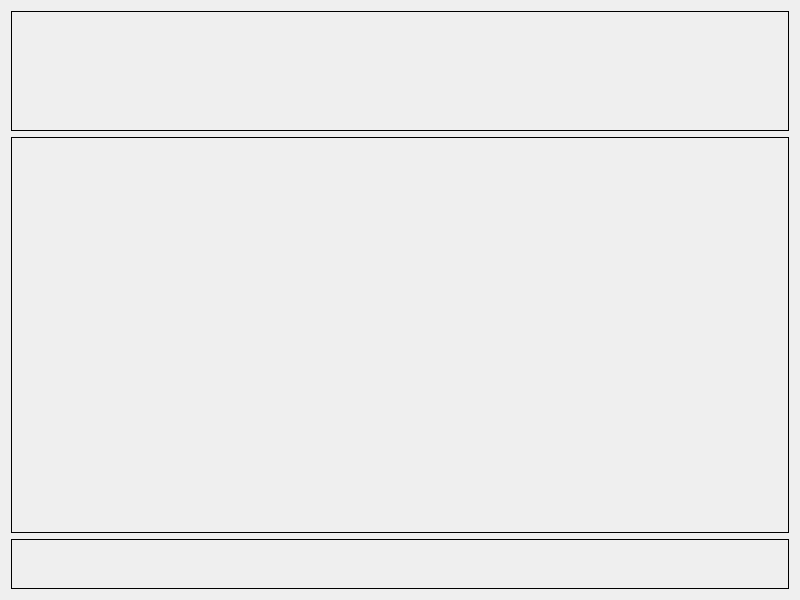
NiroSugir/LibraryManagementSystem, file LibraryManagementSystem/application.ui: the form before one commit.
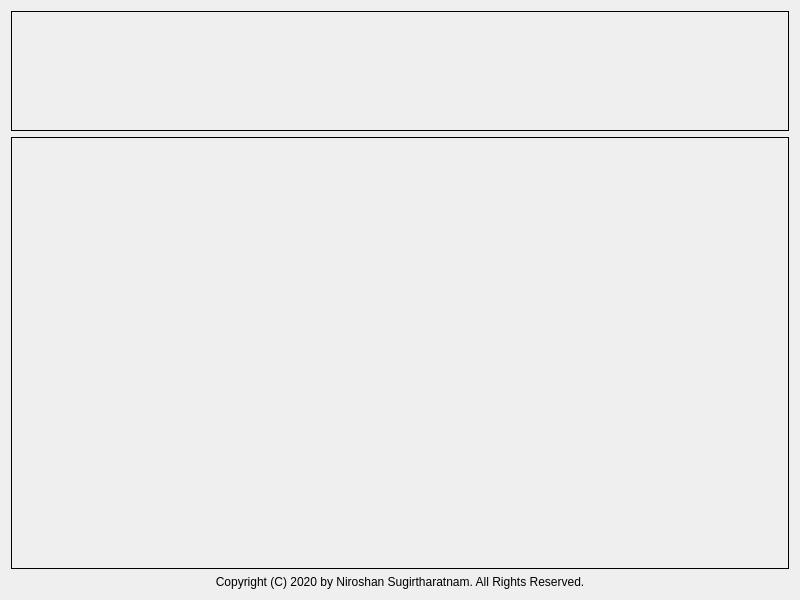
The form after the commit.

Commit message: switch bottom frame to copyright label

What changed in the file:
```diff
--- a/LibraryManagementSystem/application.ui
+++ b/LibraryManagementSystem/application.ui
@@ -44,21 +44,15 @@
     </widget>
    </item>
    <item>
-    <widget class="QStackedWidget" name="stackedWidgetFooter">
-     <property name="minimumSize">
-      <size>
-       <width>0</width>
-       <height>50</height>
-      </size>
-     </property>
-     <property name="maximumSize">
-      <size>
-       <width>16777215</width>
-       <height>50</height>
-      </size>
-     </property>
+    <widget class="QLabel" name="label">
      <property name="styleSheet">
-      <string notr="true">border: 1px solid black;</string>
+      <string notr="true"/>
+     </property>
+     <property name="text">
+      <string>Copyright (C) 2020 by Niroshan Sugirtharatnam. All Rights Reserved.</string>
+     </property>
+     <property name="alignment">
+      <set>Qt::AlignCenter</set>
      </property>
     </widget>
    </item>
```
